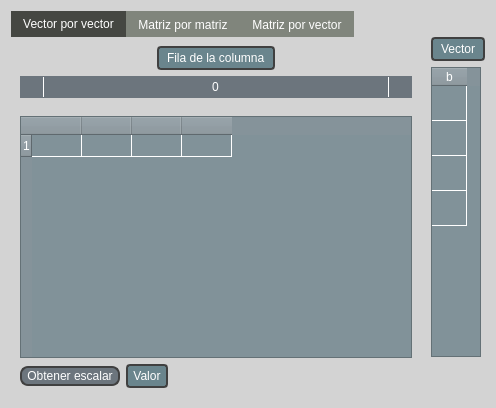
Old version of the form views/qt_files/vector_window.ui in the repository Zombender0/Linear_algebra.
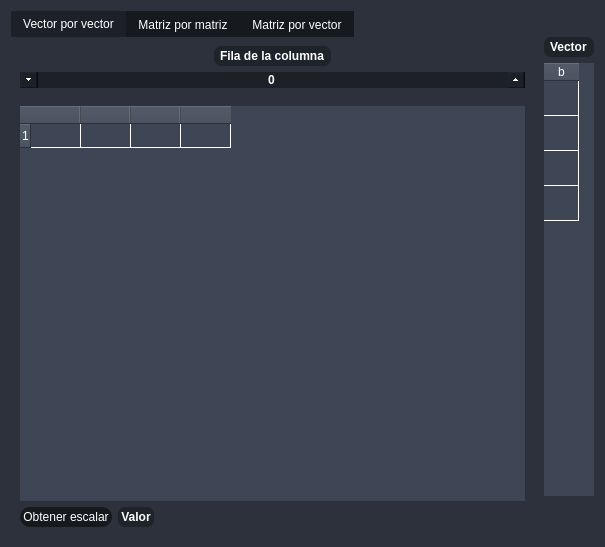
New version of the form. The open tabs and pages were chosen to show the change. Icons and pictures are not drawn.

```diff
--- a/views/qt_files/vector_window.ui
+++ b/views/qt_files/vector_window.ui
@@ -6,8 +6,8 @@
    <rect>
     <x>0</x>
     <y>0</y>
-    <width>492</width>
-    <height>408</height>
+    <width>605</width>
+    <height>547</height>
    </rect>
   </property>
   <property name="windowTitle">
@@ -18,18 +18,32 @@
     <normaloff>:/icon/Images/math.ico</normaloff>:/icon/Images/math.ico</iconset>
   </property>
   <property name="styleSheet">
-   <string notr="true">#main_widget{
-background-color: #d3d3d3;
-font: 700 11pt &quot;Calibri&quot;;
+   <string notr="true">*{
+border:none;
+background-color: transparent;
+background: none;
+padding: 0;
+margin: 0;
+color: #fff;
+}
+
+QToolTip{
+color: #000;
+padding: 2px;
+border-radius:3px;
+}
+
+#main_widget{
+background-color: #2c313c;
 }
 QTabWidget:pane{
-background-color: #d3d3d3
+background-color: #2c313c
 }
 #vector_x_vector_widget,#matrix_x_matrix_widget,#matrix_x_vector_widget{
-background-color: #d3d3d3;
+background-color: #2c313c;
 }
 QTabBar::tab{
-background-color: #80857C;
+background-color: #16191d;
 color: white;
 }
 
@@ -38,26 +52,26 @@
 }
 
 QTabBar::tab:selected{
-background-color:#454742
+background-color: #1d2127;
 }
 
 QSpinBox{
-color: white;
-background-color: #6c757d;
+color: #fff;
+background-color: #1d2127;
+border-radius: 10px;
+font-weight: 700;
 }
 QSpinBox:up-button{
 image:url(:/icon/Images/arrow_upwards.png);
-border-left:0.5px solid #fff;
-subcontrol-position:right;
-width: 20px;
-height: 20px;
+subcontrol-position: right;
+width: 18px;
+height: 18px;
 }
 QSpinBox:down-button{
 image:url(:/icon/Images/arrow_downwards.png);
-border-right:0.5px solid #fff;
-subcontrol-position:left;
-width:20px;
-height:20px
+subcontrol-position: left;
+width: 18px;
+height: 18px;
 }
 QSpinBox:up-button:hover{
 background-color: #5c636f;
@@ -66,12 +80,11 @@
 background-color: #5c636f;
 }
 QPushButton{
-border: 2px solid #404040;
-border-radius: 8px;
-padding: 1px 5px;
-color: #fff;
-background-color: #6c757d;
-font: 700 10pt &quot;Calibri&quot;;
+color: #ffffff;
+    text-align: center;
+	padding: 3px;
+    border-radius: 10px;
+    background-color: #16191d;
 }
 
 QPushButton:hover{
@@ -81,40 +94,41 @@
     border: 4px solid #c0c4c8 
 }
 QLabel {
-    color: #fff;
- background-color: #6a858d; 
-    border:2px solid #404040;        
-    border-radius: 4px;           
-    padding: 2.5px 5px;            
-font: 700 10pt &quot;Calibri&quot;;
+background-color: #1f232a;
+padding: 3px;
+font-weight: 700;
+border-radius: 7px;
 }
 
 QTableWidget{
-background-color: #819299; 
-gridline-color: #fff;  
+background-color: #3e4555;
+gridline-color:#fff;
 }
 
 QHeaderView{
-background-color: #85939a;
-color:white;
-font: 700 9pt &quot;Calibri&quot;;
+background-color: #3e4555;
+color: #fff;
 }
 
 QHeaderView::section {
-background-color: #85939a;
+background-color: #3e4555;
+color: #fff;
 }
 QTableCornerButton::section {
-background-color: #85939a;
+background-color: #3e4555;
+color: #fff;
 }
 QTableWidget::item{
-color:#fff
+color: #fff;
 }
 QTableWidget::item::hover{
 background-color: #B6BEC2
 }
 QScrollBar {
 	background: #a9a9a9;
-}</string>
+}
+
+</string>
   </property>
   <layout class="QVBoxLayout" name="verticalLayout">
    <item>
@@ -254,7 +268,7 @@
                    <bool>true</bool>
                   </attribute>
                   <attribute name="verticalHeaderDefaultSectionSize">
-                   <number>22</number>
+                   <number>24</number>
                   </attribute>
                   <attribute name="verticalHeaderShowSortIndicator" stdset="0">
                    <bool>false</bool>
```
Left out of the diff: 17 changed lines with no effect on the pictures.
